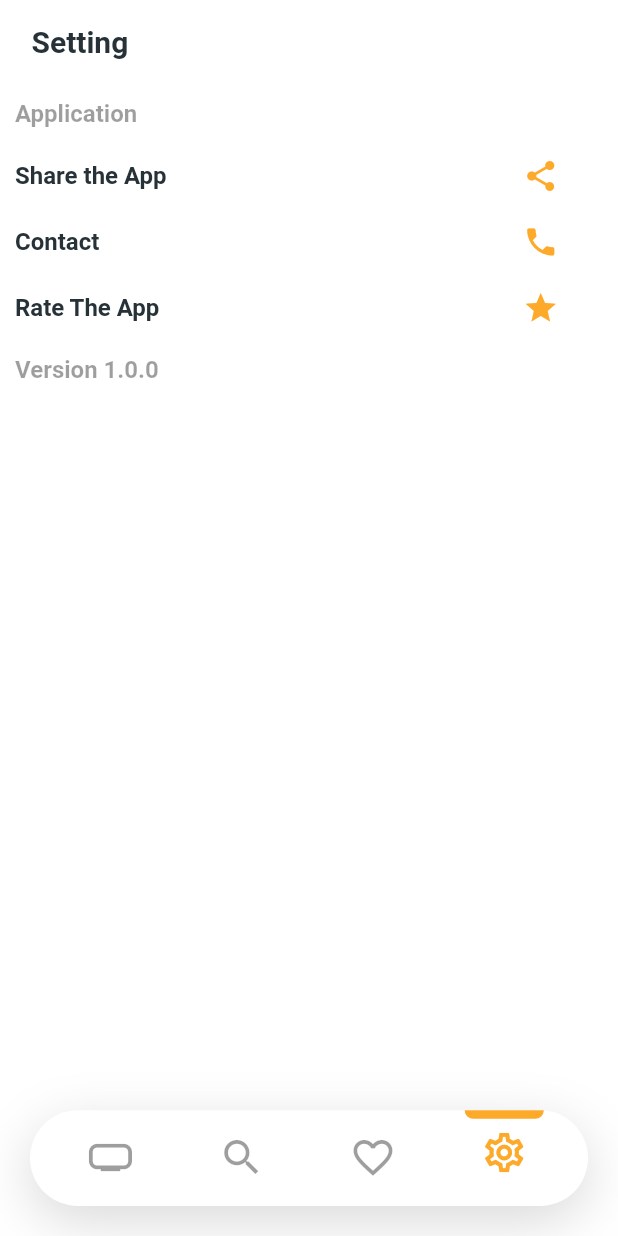
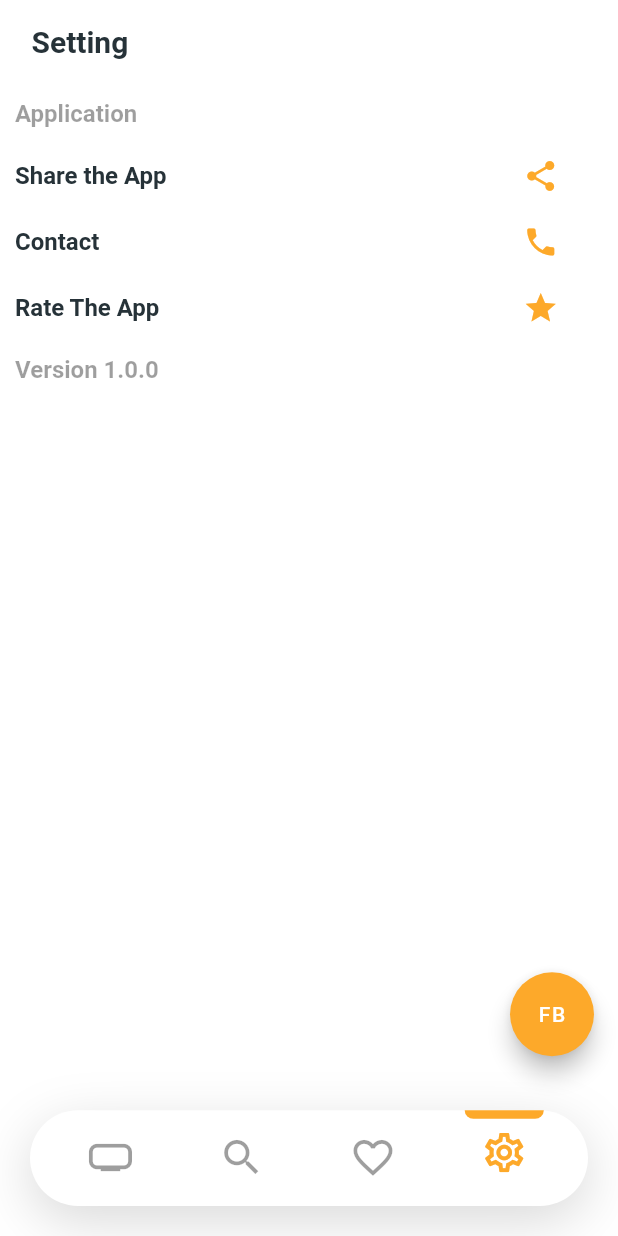
Before and after one commit to atopal151/Movie, a Flutter app: the screen it shows after launch, after a tap on the "search" icon, after a tap on the "favorite outline" icon, after a tap on the "settings" icon, on a phone screen of 412 x 824 dp. Run offline on Flutter 3.47's test engine with Material 2 defaults, Android fonts, the phone set to English and light mode, and no system bars; our stand-ins replace animated_text_kit, cloud_firestore, firebase_core; missing offline and left inert: tmdb_api; accounts and stored records are empty; network calls fail.

Commit message:
24.10.2022

```diff
--- a/lib/screen/settings/settings_page.dart
+++ b/lib/screen/settings/settings_page.dart
@@ -1,15 +1,44 @@
+import 'package:cloud_firestore/cloud_firestore.dart';
 import 'package:flutter/material.dart';
+import 'package:movie_info/component/component.dart';
 import 'components/body.dart';
 import 'components/settings_appbar.dart';
 
-class SettingScreen extends StatelessWidget {
+class SettingScreen extends StatefulWidget {
   const SettingScreen({Key? key}) : super(key: key);
+
+  @override
+  State<SettingScreen> createState() => _SettingScreenState();
+}
+
+class _SettingScreenState extends State<SettingScreen> {
+  final FirebaseFirestore _firestore = FirebaseFirestore.instance;
+  String name = "adas";
+  @override
+  void initState() {
+    super.initState();
+  }
 
   @override
   Widget build(BuildContext context) {
     return Scaffold(
-        appBar: SettingAppBar(context),
-        backgroundColor: Colors.white,
-        body: const SettingsBody());
+      appBar: SettingAppBar(context),
+      backgroundColor: Colors.white,
+      body: const SettingsBody(),
+      floatingActionButton: FloatingActionButton(
+        backgroundColor: kPrimaryColor,
+        onPressed: () {
+          _firestore
+              .doc('favorites/${_firestore.collection("favorites").doc().id}')
+              .set({
+            'wallpaper_pic': name,
+            'shareuid': name,
+            'name': name,
+            'addeduser': name,
+          }, SetOptions(merge: true));
+        },
+        child: const Text("FB"),
+      ),
+    );
   }
 }
--- a/pubspec.yaml
+++ b/pubspec.yaml
@@ -39,6 +39,8 @@ dependencies:
   tmdb_api: ^2.1.4
   http: ^0.13.5
   firebase_core: ^2.1.0
+  cloud_firestore: ^4.0.2
+  firebase_storage: ^11.0.2
 
 dev_dependencies:
   flutter_test:
```
Also changed, not shown: pubspec.lock, 2 other files.
